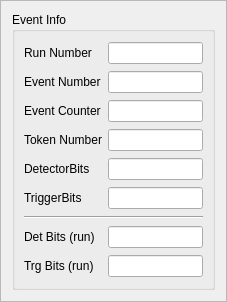
Before: the Qt Designer form OnlTools/OnlinePlots/QEvpClient/EventInfoUi.ui in TruhlarT/star-soft, drawn with Qt 5.
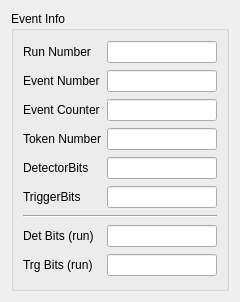
After: the same form once the commit is applied.

Diff of the .ui file:
```diff
--- a/OnlTools/OnlinePlots/QEvpClient/EventInfoUi.ui
+++ b/OnlTools/OnlinePlots/QEvpClient/EventInfoUi.ui
@@ -5,20 +5,23 @@
    <rect>
     <x>0</x>
     <y>0</y>
-    <width>227</width>
+    <width>240</width>
     <height>302</height>
    </rect>
   </property>
-  <property name="windowTitle" >
-   <string>Frame</string>
+  <property name="sizePolicy" >
+   <sizepolicy vsizetype="Preferred" hsizetype="Fixed" >
+    <horstretch>0</horstretch>
+    <verstretch>0</verstretch>
+   </sizepolicy>
   </property>
   <property name="frameShape" >
-   <enum>QFrame::StyledPanel</enum>
+   <enum>QFrame::NoFrame</enum>
   </property>
   <property name="frameShadow" >
-   <enum>QFrame::Raised</enum>
+   <enum>QFrame::Plain</enum>
   </property>
-  <layout class="QHBoxLayout" name="horizontalLayout" >
+  <layout class="QHBoxLayout" >
    <item>
     <widget class="QGroupBox" name="groupBox" >
      <property name="title" >
```
